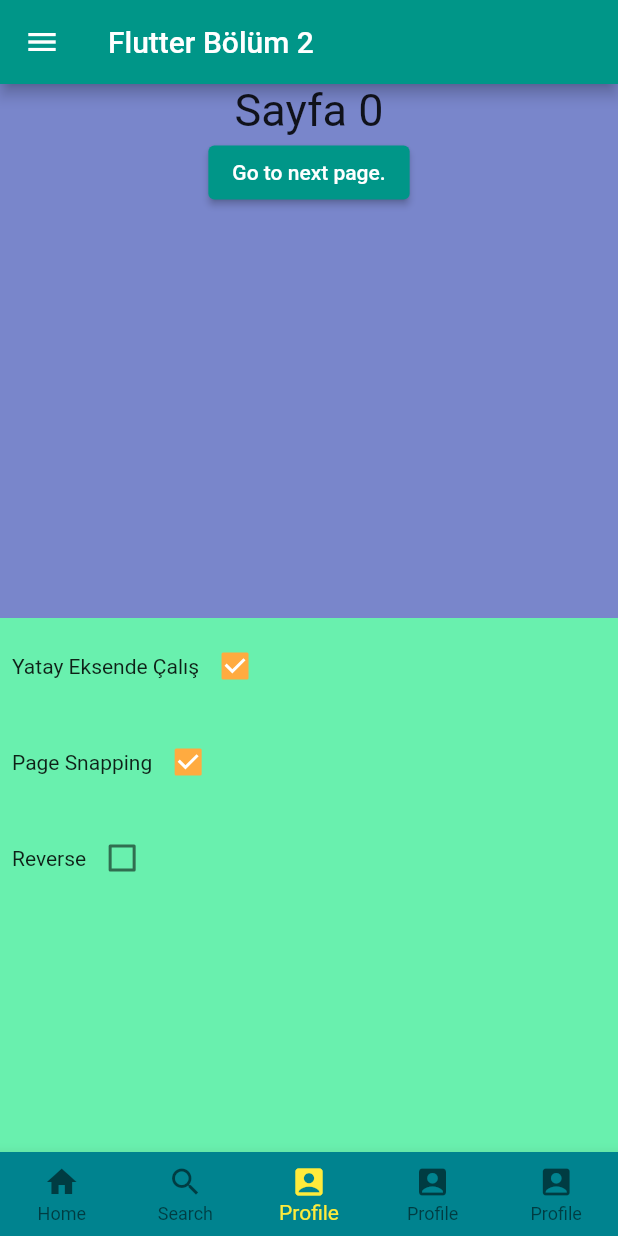
After one commit to Ardasak/learn-flutter, a Flutter app: the screen it shows after launch, item 3 of the bottom bar chosen, on a phone screen of 412 x 824 dp. The commit adds this screen. Run offline on Flutter 3.47's test engine with Material 2 defaults, Android fonts, the light colour scheme and no system bars; our stand-ins replace date_format, email_validator, flutter_easyloading, google_fonts, palette_generator; network calls fail.

Commit message:
Tabs and pageview

```diff
--- a/flutter_updates/lib/main.dart
+++ b/flutter_updates/lib/main.dart
@@ -2,7 +2,9 @@ import 'package:flutter/material.dart';
 import 'package:flutter_updates/custom_font_usage.dart';
 import 'package:flutter_updates/drawer.dart';
 import 'package:flutter_updates/ui/main_menu.dart';
+import 'package:flutter_updates/ui/pageview.dart';
 import 'package:flutter_updates/ui/search_page.dart';
+import 'package:flutter_updates/ui/tabs.dart';
 
 class FlutterPart2 extends StatelessWidget {
   const FlutterPart2({Key? key}) : super(key: key);
@@ -32,6 +34,7 @@ class _MyHomePageState extends State<MyHomePage> {
   late List<Widget> allPages;
   late MainPage mainPage;
   late SearchPage searchPage;
+  late PageViewExample pageViewExample;
 
   var keyAnaSayfa = PageStorageKey("key_ana_sayfa");
   var keyAramaSayfa = PageStorageKey("key_arama_sayfa");
@@ -41,6 +44,7 @@ class _MyHomePageState extends State<MyHomePage> {
     mainPage = MainPage(key: keyAnaSayfa,);
     searchPage = SearchPage(key: keyAramaSayfa,);
     allPages = [mainPage, searchPage];
+    pageViewExample = PageViewExample();
     super.initState();
   }
 
@@ -54,7 +58,7 @@ class _MyHomePageState extends State<MyHomePage> {
         ),
         body: ternary_try_catch((){
           allPages.contains(allPages[selectedMenuItem]);
-        }) ? allPages[selectedMenuItem] : allPages[0]);
+        }) ? allPages[selectedMenuItem] : pageViewExample);
   }
 
   BottomNavigationBar BottomNavMenu() {
@@ -83,6 +87,9 @@ class _MyHomePageState extends State<MyHomePage> {
         ],
         onTap: (value) {
           selectedMenuItem = value;
+          if(value == 3){
+            Navigator.of(context).push(MaterialPageRoute(builder: (context) => TabExample())).then((value) => setState((){selectedMenuItem = 0;}));
+          }
           setState(() {});
         },
         backgroundColor: Colors.cyan.shade800,
--- /dev/null
+++ b/flutter_updates/lib/ui/pageview.dart
@@ -0,0 +1,110 @@
+import 'package:flutter/material.dart';
+
+class PageViewExample extends StatefulWidget {
+  PageViewExample({Key? key}) : super(key: key);
+
+  @override
+  State<PageViewExample> createState() => _PageViewExampleState();
+}
+
+class _PageViewExampleState extends State<PageViewExample> {
+  var myController =
+      PageController(initialPage: 0, keepPage: true, viewportFraction: 1);
+  bool horizontal = true;
+  bool page_snapping = true;
+  bool reverse = false;
+
+  @override
+  Widget build(BuildContext context) {
+    return PageView.builder(itemBuilder: (context, index) {
+      return Column(
+        children: [
+          Expanded(
+            child: PageView(
+              key: PageStorageKey("my_pageview"),
+              scrollDirection: horizontal ? Axis.horizontal : Axis.vertical,
+              reverse: reverse,
+              controller: myController,
+              pageSnapping: page_snapping,
+              onPageChanged: (index) {
+                debugPrint("page change index: $index");
+              },
+              children: [
+                Container(
+                  width: double.infinity,
+                  height: 300,
+                  color: Colors.indigo.shade300,
+                  child: Center(child: Column(
+                    children: [
+                      Text("Sayfa 0", style: TextStyle(fontSize: 30),),
+                      ElevatedButton(onPressed: (){
+                        myController.nextPage(duration: Duration(seconds: 1), curve: Curves.linear);
+                      }, child: Text("Go to next page."))
+                    ],
+                  )),
+                ),
+                Container(
+                  width: double.infinity,
+                  height: 300,
+                  color: Colors.amberAccent,
+                  child: Center(child: Text("Sayfa 1", style: TextStyle(fontSize: 30),)),
+                ),
+                Container(
+                  width: double.infinity,
+                  height: 300,
+                  color: Colors.teal,
+                  child: Center(child: Text("Sayfa 2", style: TextStyle(fontSize: 30),)),
+                )
+              ],
+            ),
+          ),
+          Expanded(
+            child: Container(
+              width: double.infinity,
+              height: 200,
+              color: Colors.greenAccent,
+              child: Column(
+                children: [
+                  Padding(
+                    padding: const EdgeInsets.all(8.0),
+                    child: Row(children: [
+                      Text("Yatay Eksende Çalış"),
+                      Checkbox(value: horizontal, onChanged: (value){
+                        setState(() {
+                          horizontal = value!;
+                        });
+                      })
+                    ],),
+                  ),
+                  Padding(
+                    padding: const EdgeInsets.all(8.0),
+                    child: Row(children: [
+                      Text("Page Snapping"),
+                      Checkbox(value: page_snapping, onChanged: (value){
+                        setState(() {
+                          page_snapping = value!;
+                        });
+                      })
+                    ],),
+                  ),
+                  Padding(
+                    padding: const EdgeInsets.all(8.0),
+                    child: Row(children: [
+                      Text("Reverse"),
+                      Checkbox(value: reverse, onChanged: (value){
+                        setState(() {
+                          reverse = value!;
+                        });
+                      })
+                    ],),
+                  ),
+
+                ],
+              ),
+            ),
+          )
+        ],
+      );
+    });
+  }
+}
```
Also changed, not shown: flutter_updates/lib/ui/tabs.dart (added, +68 -0 lines).
